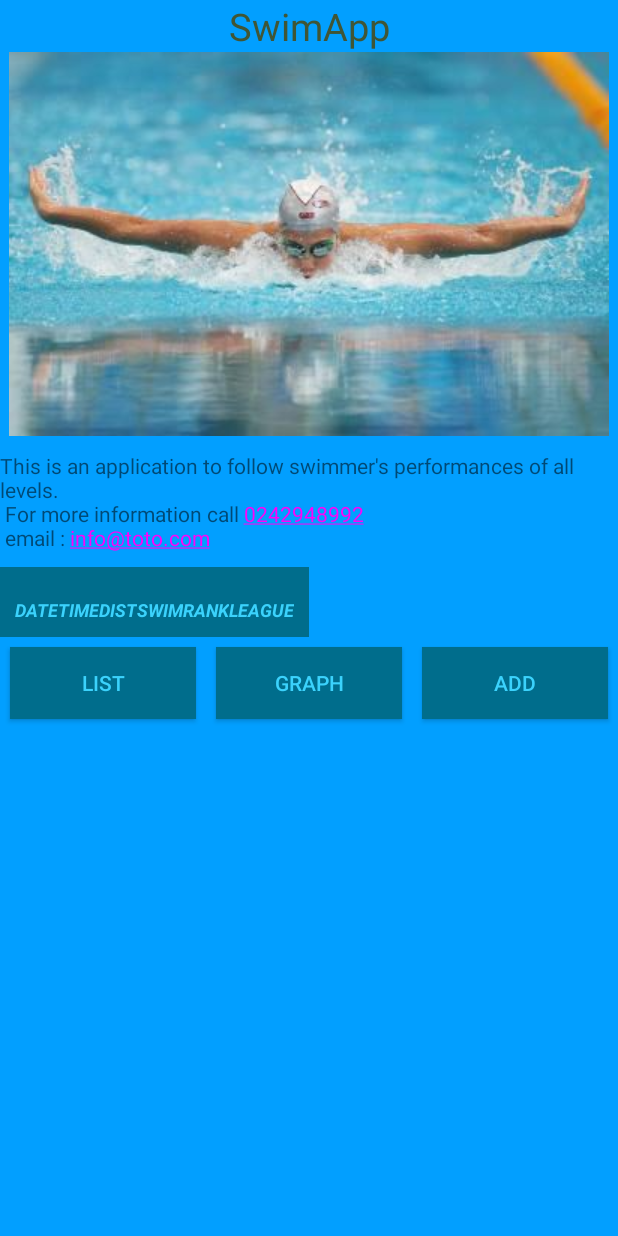
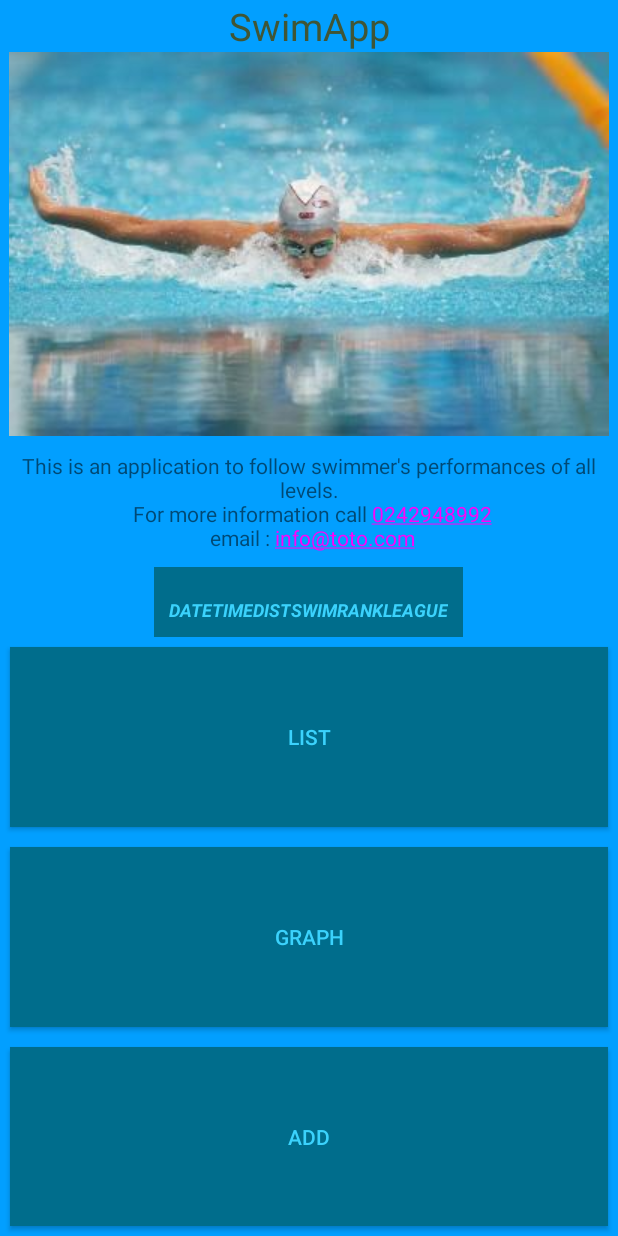
Before and after one commit to BastienLoubet/AndroidProject, an Android app: the screen it shows after launch (HomeActivity), on a phone screen of 412 x 824 dp. Run offline under Robolectric (Android 15) with nearby library versions, the phone set to English and light mode, and no system bars.

Commit message:
Revue du layout home, supression des lignes superflus, ajout de fillviewport pour prendre tout l'ecran et mise en lignes des bouttons (reversible) pour occuper plus d'espace

```diff
--- a/app/src/main/res/layout/home_layout.xml
+++ b/app/src/main/res/layout/home_layout.xml
@@ -1,30 +1,23 @@
 <?xml version="1.0" encoding="utf-8"?>
 
-<LinearLayout
-    xmlns:android="http://schemas.android.com/apk/res/android"
+<ScrollView xmlns:android="http://schemas.android.com/apk/res/android"
     android:layout_width="match_parent"
     android:layout_height="match_parent"
-    android:orientation="vertical"
-    android:background="#029fff"
+    android:fillViewport="true"
 
-    >
-<ScrollView
-    android:layout_width="match_parent"
-    android:layout_height="wrap_content"
     >
 
     <LinearLayout xmlns:app="http://schemas.android.com/apk/res-auto"
         xmlns:tools="http://schemas.android.com/tools"
         android:layout_width="match_parent"
         android:layout_height="match_parent"
-
+        android:background="#029fff"
         android:orientation="vertical">
 
         <TextView
             android:layout_width="match_parent"
             android:layout_height="wrap_content"
             android:layout_gravity="center_horizontal"
-            android:layout_weight="1"
             android:text="@string/app_name"
             android:textAlignment="center"
             android:textColor="#405636"
@@ -35,24 +28,25 @@
             android:layout_width="wrap_content"
             android:layout_height="wrap_content"
             android:layout_gravity="center_horizontal"
-            android:src="@drawable/home"
-            android:textAlignment="center" />
+            android:src="@drawable/home" />
 
         <TextView
 
             android:id="@+id/textView"
             android:layout_width="match_parent"
             android:layout_height="wrap_content"
-            android:layout_weight="1"
             android:autoLink="email|phone"
-            android:gravity="fill_horizontal"
+
             android:paddingBottom="10dp"
             android:paddingTop="10dp"
-            android:text="@string/home_info" />
+            android:text="@string/home_info"
+
+            android:textAlignment="center"
+            />
 
 
         <HorizontalScrollView
-            android:layout_width="wrap_content"
+            android:layout_width="match_parent"
             android:layout_height="wrap_content">
 
 
@@ -61,23 +55,24 @@
                 style="@style/layouStyle1"
                 android:layout_width="match_parent"
                 android:layout_height="match_parent"
-
+                android:layout_gravity="center_horizontal"
                 android:orientation="vertical">
 
             </TableLayout>
 
         </HorizontalScrollView>
 
-        <LinearLayout
+        <!--<LinearLayout
             android:layout_width="match_parent"
             android:layout_height="wrap_content"
-            android:orientation="horizontal">
+            android:layout_weight="1"
+            android:orientation="horizontal">-->
 
             <Button
                 android:id="@+id/button1"
                 style="@style/button"
                 android:layout_width="match_parent"
-                android:layout_height="wrap_content"
+                android:layout_height="match_parent"
                 android:layout_weight="1"
                 android:text="@string/bt1" />
 
@@ -85,7 +80,7 @@
                 android:id="@+id/button2"
                 style="@style/button"
                 android:layout_width="match_parent"
-                android:layout_height="wrap_content"
+                android:layout_height="match_parent"
                 android:layout_weight="1"
                 android:shadowColor="@color/colorPrimaryDark"
                 android:text="@string/bt2" />
@@ -94,13 +89,12 @@
                 android:id="@+id/button3"
                 style="@style/button"
                 android:layout_width="match_parent"
-                android:layout_height="wrap_content"
+                android:layout_height="match_parent"
                 android:layout_weight="1"
                 android:text="@string/bt3" />
-        </LinearLayout>
+        <!--</LinearLayout>-->
 
 
     </LinearLayout>
 
 </ScrollView>
-</LinearLayout>
```
